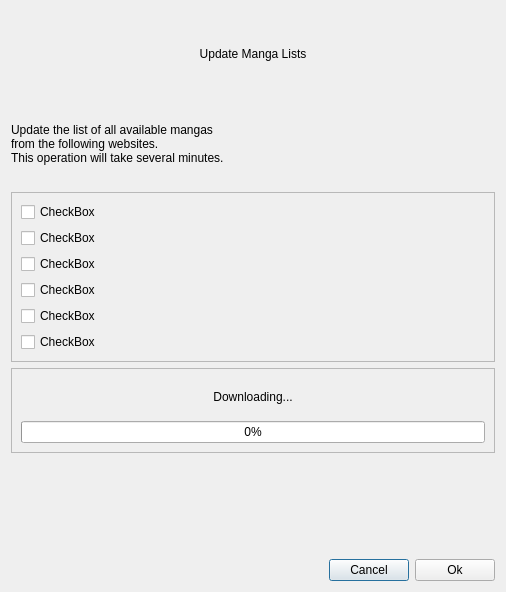
Old version of the form widgets/updatemangalistsdialog.ui in the repository Rain92/UltimateMangaReader.
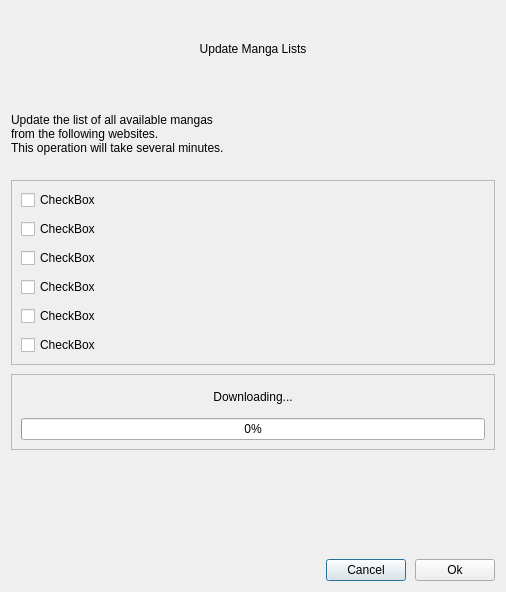
New version of the form.

Commit message: Adjust layout

```diff
--- a/widgets/updatemangalistsdialog.ui
+++ b/widgets/updatemangalistsdialog.ui
@@ -14,6 +14,9 @@
    <string>Dialog</string>
   </property>
   <layout class="QVBoxLayout" name="verticalLayout">
+   <property name="spacing">
+    <number>9</number>
+   </property>
    <item>
     <widget class="QLabel" name="labelTitle">
      <property name="sizePolicy">
@@ -54,6 +57,9 @@
       <enum>QFrame::Raised</enum>
      </property>
      <layout class="QVBoxLayout" name="verticalLayout_2">
+      <property name="spacing">
+       <number>9</number>
+      </property>
       <item>
        <widget class="QCheckBox" name="checkBox">
         <property name="text">
@@ -108,6 +114,9 @@
       <enum>QFrame::Raised</enum>
      </property>
      <layout class="QVBoxLayout" name="verticalLayout_3">
+      <property name="spacing">
+       <number>9</number>
+      </property>
       <item>
        <widget class="QLabel" name="label_3">
         <property name="text">
@@ -149,6 +158,9 @@
    </item>
    <item>
     <layout class="QHBoxLayout" name="horizontalLayout">
+     <property name="spacing">
+      <number>9</number>
+     </property>
      <item>
       <spacer name="horizontalSpacer">
        <property name="orientation">
```
The commit also changes 5 other files.
